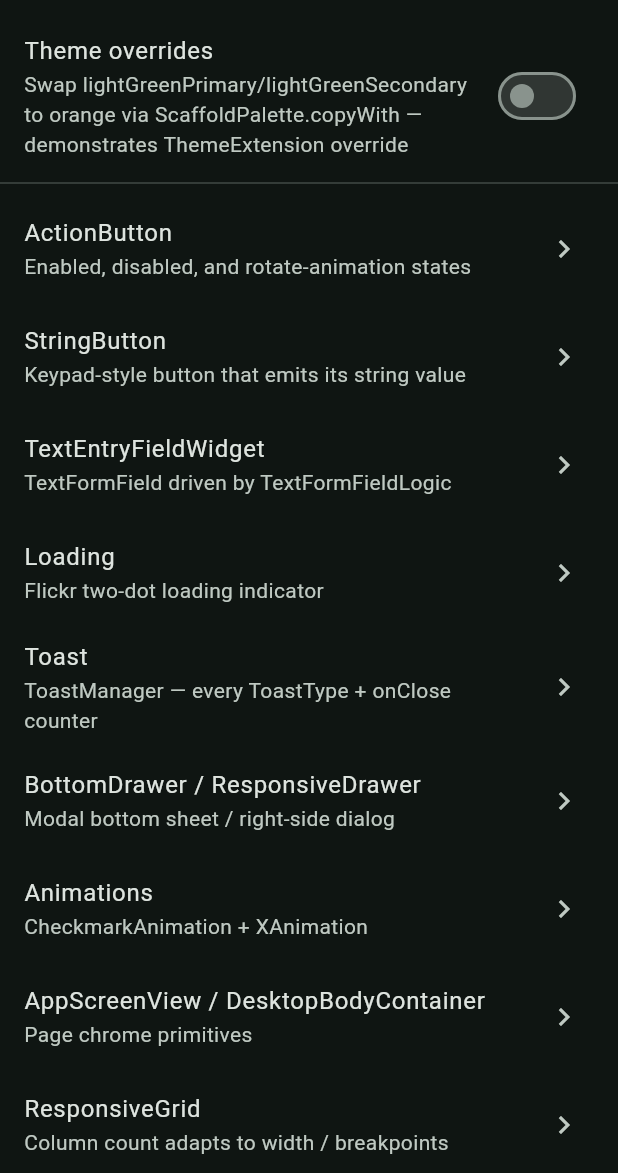
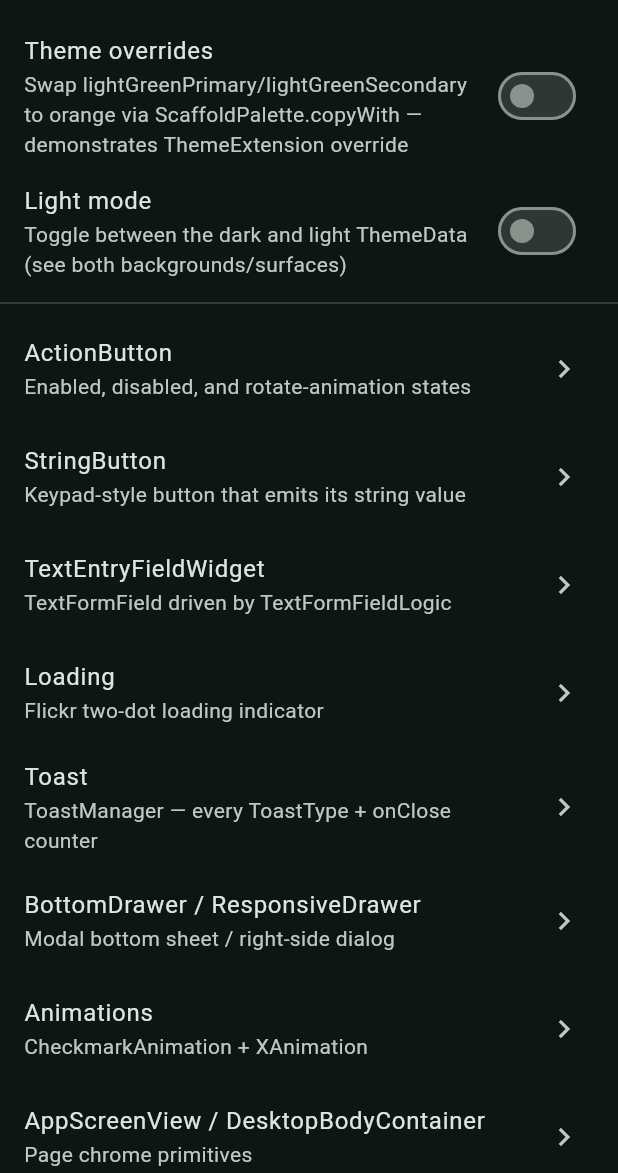
Before and after one commit to GeniusVentures/openapi-client-scaffold, a Flutter app: the screen it shows after launch, on a phone screen of 412 x 824 dp, the part 63-1236 px from its top. Run offline on Flutter 3.47's test engine with Material 3 defaults, Android fonts, the phone set to English and light mode, and no system bars; our stand-ins replace auto_size_text, flutter_bloc, loading_animation_widget.

Commit message:
fix(06): center touch-target content (no visual inflation), add light/dark toggle, add per-edge overflow fade

```diff
--- a/example/lib/demos/kitchen_sink_demo.dart
+++ b/example/lib/demos/kitchen_sink_demo.dart
@@ -116,11 +116,12 @@ class _KitchenSinkDemoState extends State<KitchenSinkDemo> {
             _section(
               'ScaffoldOverflowFade — long text',
               const ScaffoldOverflowFade(
+                fadeDirection: FadeDirection.right,
                 child: SizedBox(
                   width: 220,
                   child: Text(
                     'This is a very long line of text that overflows its '
-                    'container and fades at the edges.',
+                    'container and fades at the right edge.',
                     maxLines: 1,
                     overflow: TextOverflow.clip,
                   ),
--- a/example/lib/main.dart
+++ b/example/lib/main.dart
@@ -31,6 +31,11 @@ class ScaffoldExampleApp extends StatefulWidget {
 
 class _ScaffoldExampleAppState extends State<ScaffoldExampleApp> {
   bool _useOverridePalette = false;
+  bool _useLightTheme = false;
+
+  /// Brightness mode currently in effect — dark by default, light when the
+  /// "Light mode" toggle is on. Exposed so both themes are inspectable.
+  ThemeMode get _themeMode => _useLightTheme ? ThemeMode.light : ThemeMode.dark;
 
   /// The palette currently in effect — the default, or an orange override
   /// when "Theme overrides" is toggled on.
@@ -68,11 +73,15 @@ class _ScaffoldExampleAppState extends State<ScaffoldExampleApp> {
       title: 'frontend_scaffold demo',
       theme: _buildTheme(Brightness.light),
       darkTheme: _buildTheme(Brightness.dark),
-      themeMode: ThemeMode.dark,
+      themeMode: _themeMode,
       home: HomePage(
         overrideEnabled: _useOverridePalette,
         onOverrideChanged: (value) {
           setState(() => _useOverridePalette = value);
+        },
+        lightTheme: _useLightTheme,
+        onLightThemeChanged: (value) {
+          setState(() => _useLightTheme = value);
         },
       ),
     );
@@ -83,11 +92,15 @@ class _ScaffoldExampleAppState extends State<ScaffoldExampleApp> {
 class HomePage extends StatelessWidget {
   final bool overrideEnabled;
   final ValueChanged<bool> onOverrideChanged;
+  final bool lightTheme;
+  final ValueChanged<bool> onLightThemeChanged;
 
   const HomePage({
     super.key,
     required this.overrideEnabled,
     required this.onOverrideChanged,
+    required this.lightTheme,
+    required this.onLightThemeChanged,
   });
 
   @override
@@ -104,6 +117,15 @@ class HomePage extends StatelessWidget {
             ),
             value: overrideEnabled,
             onChanged: onOverrideChanged,
+          ),
+          SwitchListTile(
+            title: const Text('Light mode'),
+            subtitle: const Text(
+              'Toggle between the dark and light ThemeData (see both '
+              'backgrounds/surfaces)',
+            ),
+            value: lightTheme,
+            onChanged: onLightThemeChanged,
           ),
           const Divider(),
           _DemoTile(
```
Also changed, not shown: lib/components/scaffold_overflow_fade.dart (+44 -0 lines), lib/components/scaffold_touch_target.dart (+11 -6 lines).
